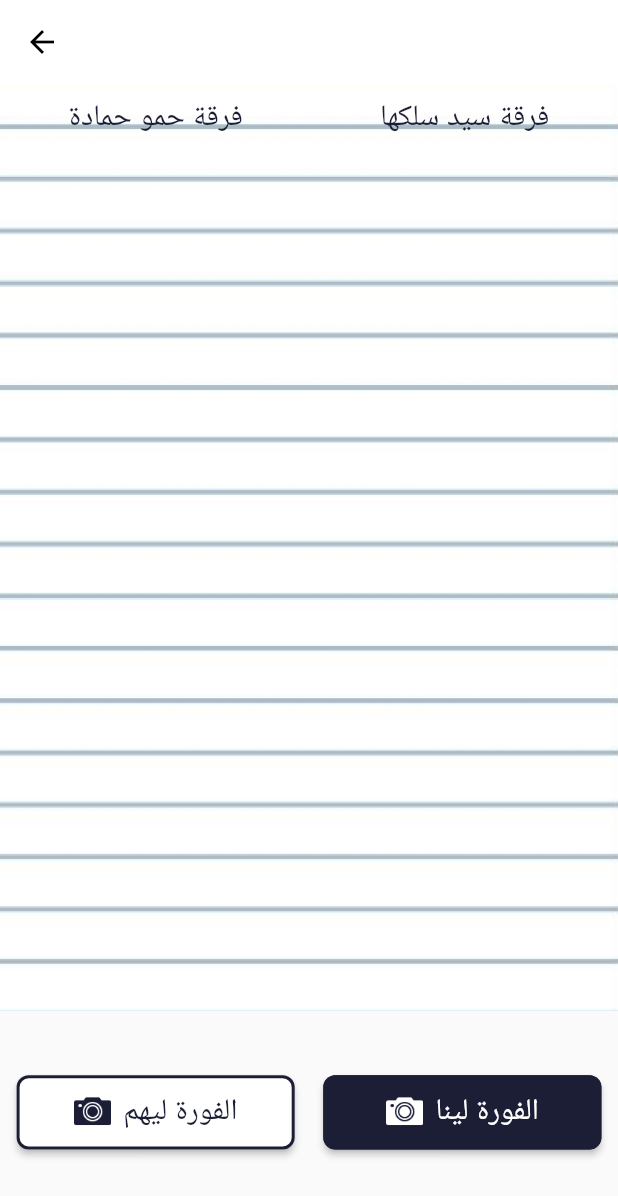
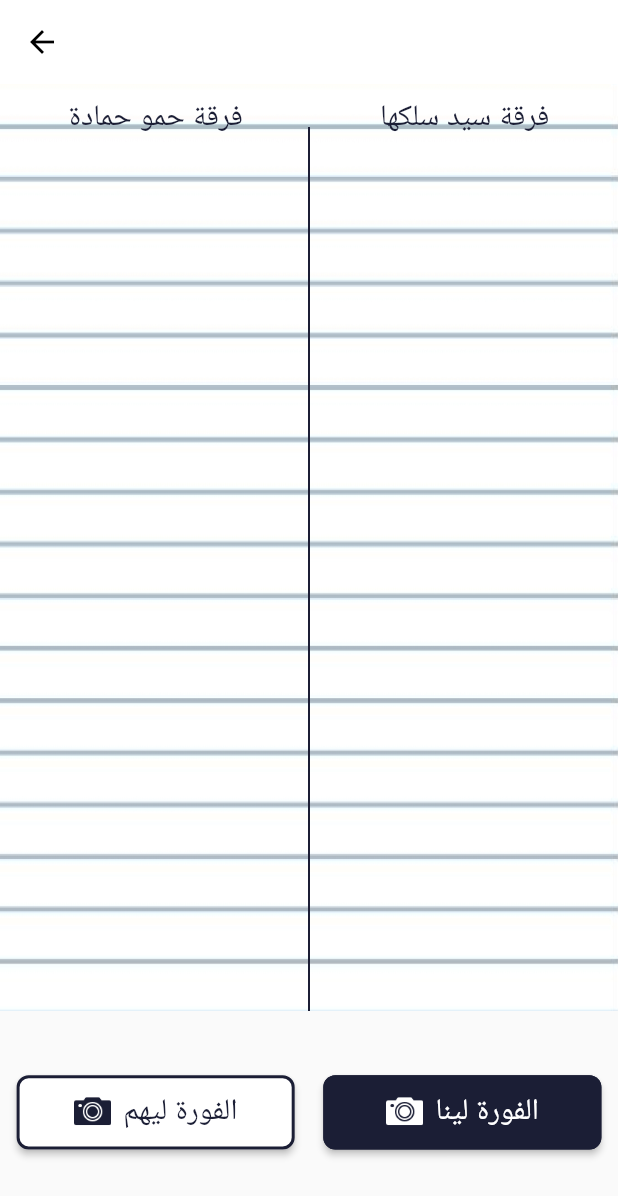
Before and after one commit to hossamgamal-1/kam_point, a Flutter app: the GamePage screen opened by its route, on a phone screen of 412 x 824 dp. Shown: the top 1196 px of the screen. Run offline on Flutter 3.47's test engine with Material 2 defaults, Android fonts, the phone set to English and light mode, and no system bars; our stand-ins replace bloc, flutter_bloc, flutter_screenutil.

Commit message:
assets path separation

```diff
--- /dev/null
+++ b/lib/core/resources/asset_path_manager.dart
@@ -0,0 +1,8 @@
+class AssetsPathManager {
+  static const String backgroundImagePath = 'assets/images/background.jpg';
+  static const String gamePageImagePath = 'assets/images/game_page_image.jpg';
+  static const String gamePageDividerPath =
+      'assets/images/game_page_divider.jpg';
+  static const String navCamIconPath = 'assets/icons/camera_icon_nav.png';
+  static const String whiteCamIconPath = 'assets/icons/camera_icon_white.png';
+}
--- a/lib/core/resources/string_manager.dart
+++ b/lib/core/resources/string_manager.dart
@@ -2,7 +2,6 @@ class StringManager {
   // app Strings
   static const String appTitle = 'Kam Point';
   // Home Page Strings
-  static const String backgroundImagePath = 'assets/images/background.jpg';
   static const String newRound = 'فورة جديدة';
   static const String currentRound = 'فورة شغالة';
   static const String oldRounds = 'الفورات القديمة';
@@ -12,10 +11,6 @@ class StringManager {
   static const String upToOne = 'عالمظبوط';
   static const String start = 'يلا بينا';
   // Game Page Strings
-  static const String gamePageImagePath = 'assets/images/game_page_image.jpg';
-  static const String navCamIconPath = 'assets/icons/camera_icon_nav.png';
-  static const String whiteCamIconPath = 'assets/icons/camera_icon_white.png';
-
   static const String teamOneName = 'فرقة حمو حمادة';
   static const String teamTwoName = 'فرقة سيد سلكها';
   static const String theyWin = 'الفورة ليهم';
--- a/lib/presentation/screens/game_page.dart
+++ b/lib/presentation/screens/game_page.dart
@@ -1,6 +1,7 @@
 import 'package:flutter/material.dart';
 import 'package:flutter_screenutil/flutter_screenutil.dart';
 
+import '../../core/resources/asset_path_manager.dart';
 import '../../core/resources/color_manager.dart';
 import '../../core/resources/fonts_manager.dart';
 import '../../core/resources/string_manager.dart';
@@ -22,8 +23,17 @@ class GamePage extends StatelessWidget {
               alignment: Alignment.center,
               decoration: const BoxDecoration(
                 image: DecorationImage(
-                  image: AssetImage(StringManager.gamePageImagePath),
+                  image: AssetImage(AssetsPathManager.gamePageImagePath),
                   fit: BoxFit.fitWidth,
+                ),
+              ),
+            ),
+            Container(
+              height: 71.5.h,
+              margin: EdgeInsets.only(top: 3.5.h),
+              decoration: const BoxDecoration(
+                image: DecorationImage(
+                  image: AssetImage(AssetsPathManager.gamePageDividerPath),
                 ),
               ),
             ),
@@ -41,7 +51,7 @@ class GamePage extends StatelessWidget {
                 children: [
                   CustomGameWinButton(
                     onPressed: () {},
-                    imagePath: StringManager.navCamIconPath,
+                    imagePath: AssetsPathManager.navCamIconPath,
                     text: Text(
                       StringManager.theyWin,
                       style: getRegularTextStyle(
@@ -54,7 +64,7 @@ class GamePage extends StatelessWidget {
                       backgroundColor:
                           MaterialStatePropertyAll(ColorManager.primaryColor),
                     ),
-                    imagePath: StringManager.whiteCamIconPath,
+                    imagePath: AssetsPathManager.whiteCamIconPath,
                     text: Text(
                       StringManager.weWin,
                       style: getRegularTextStyle(
--- a/lib/presentation/screens/home_page.dart
+++ b/lib/presentation/screens/home_page.dart
@@ -1,6 +1,7 @@
 import 'package:flutter/material.dart';
 import 'package:flutter_screenutil/flutter_screenutil.dart';
 
+import '../../core/resources/asset_path_manager.dart';
 import '../../core/resources/string_manager.dart';
 import '../../core/resources/color_manager.dart';
 import '../../core/resources/fonts_manager.dart';
@@ -16,7 +17,7 @@ class HomePage extends StatelessWidget {
       body: Stack(
         children: [
           Image.asset(
-            StringManager.backgroundImagePath,
+            AssetsPathManager.backgroundImagePath,
             width: double.infinity,
             height: double.infinity,
             fit: BoxFit.cover,
--- a/pubspec.yaml
+++ b/pubspec.yaml
@@ -29,6 +29,7 @@ flutter:
   assets:
     - assets/images/background.jpg
     - assets/images/game_page_image.jpg
+    - assets/images/game_page_divider.jpg
     - assets/icons/camera_icon_white.png
     - assets/icons/camera_icon_nav.png
 
```
Also changed, not shown: assets/icons/camera-icon-navy.png (deleted), assets/icons/camera-icon-white.png (deleted), assets/images/game_page_divider.jpg (added).
